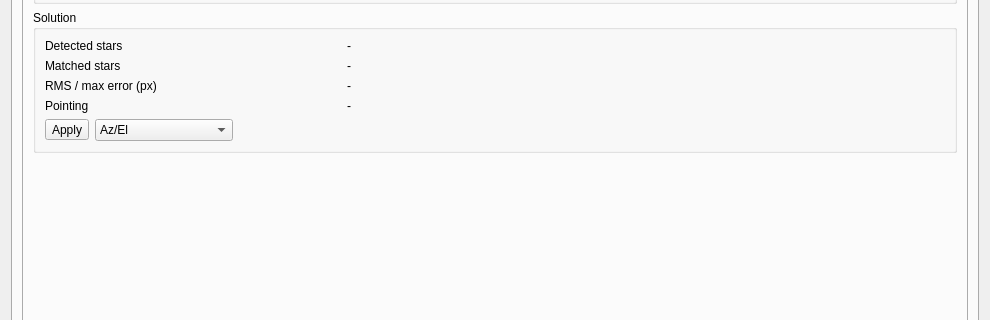
The window that plugins/feature/camera/camerasettingsdialog.ui (srcejon/sdrangel) describes before a commit, drawn with Qt 5; both pictures show x 0 to 990 and y 519 to 839 of the 990 by 946 pixel window.
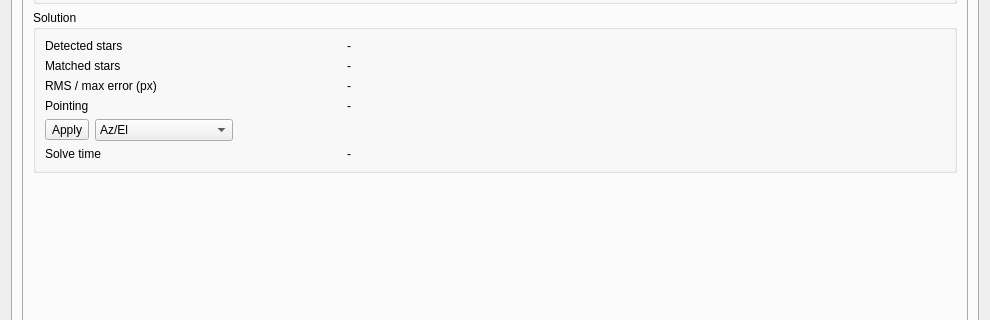
The same window after the commit. The open tabs and pages were chosen to show the change. Icons and pictures are not drawn. Custom widgets are drawn as their Qt base class.

Commit message: camera: precess overlay projections to epoch of date; add solve-time row

```diff
--- a/plugins/feature/camera/camerasettingsdialog.ui
+++ b/plugins/feature/camera/camerasettingsdialog.ui
@@ -5788,6 +5788,20 @@
                 </property>
                </widget>
               </item>
+              <item row="5" column="0">
+               <widget class="QLabel" name="plateSolveTimeTextLabel">
+                <property name="text">
+                 <string>Solve time</string>
+                </property>
+               </widget>
+              </item>
+              <item row="5" column="1">
+               <widget class="QLabel" name="plateSolveTimeLabel">
+                <property name="text">
+                 <string>-</string>
+                </property>
+               </widget>
+              </item>
               <item row="0" column="0">
                <widget class="QLabel" name="plateSolveDetectedTextLabel">
                 <property name="text">
```
The commit also changes 6 other files.
